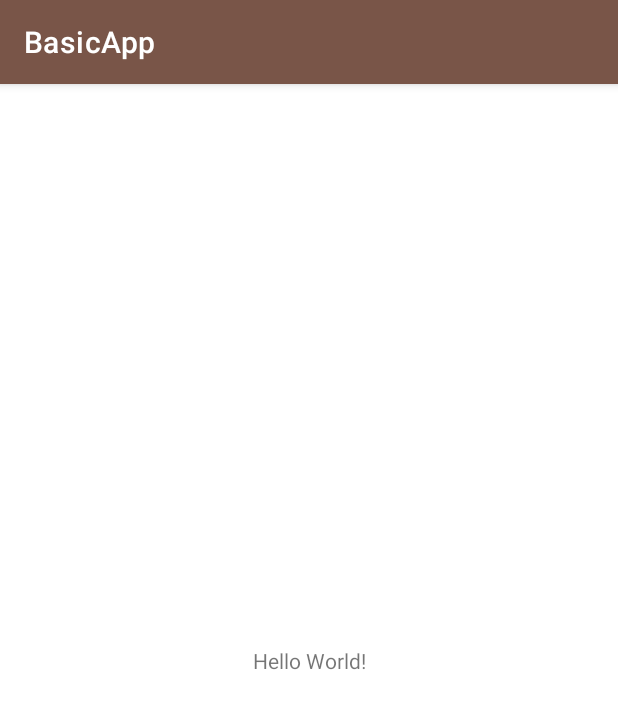
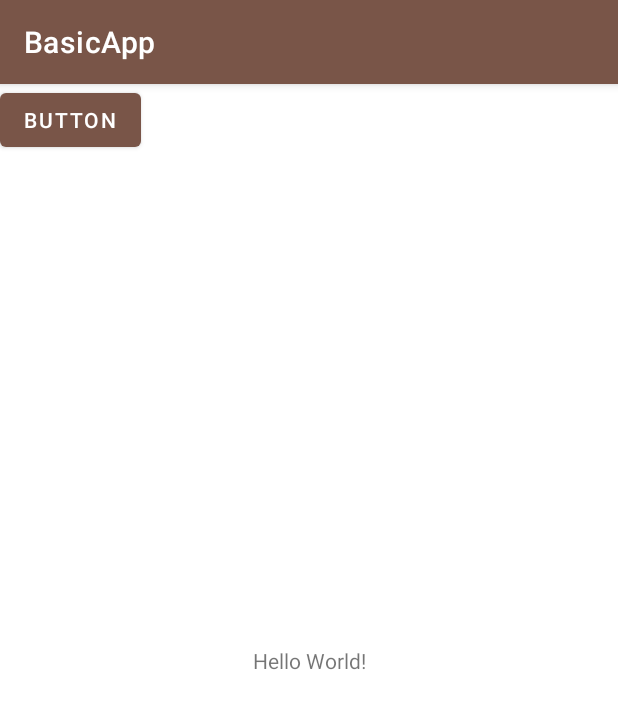
Before and after one commit to IT-Academy-Java/android-demo, an Android app: the screen it shows after launch (MainActivity), on a phone screen of 412 x 824 dp. Shown: the top 709 px of the screen. Run offline under Robolectric (Android 15) with nearby library versions, the phone set to English and light mode, and no system bars; libraries missing offline, so code that uses them is left out: com.github.johnpersano.supertoasts; 1 statement that could not run was skipped.

Commit message:
ADD demo button. Closes #3

```diff
--- a/app/src/main/java/com/example/basicapp/MainActivity.java
+++ b/app/src/main/java/com/example/basicapp/MainActivity.java
@@ -4,6 +4,9 @@ import androidx.appcompat.app.AppCompatActivity;
 
 import android.graphics.Color;
 import android.os.Bundle;
+import android.view.View;
+import android.widget.Button;
+import android.widget.Toast;
 
 import com.github.johnpersano.supertoasts.library.Style;
 import com.github.johnpersano.supertoasts.library.SuperActivityToast;
@@ -11,10 +14,20 @@ import com.github.johnpersano.supertoasts.library.utils.PaletteUtils;
 
 public class MainActivity extends AppCompatActivity {
 
+    private Button greetingButton;
+
     @Override
     protected void onCreate(Bundle savedInstanceState) {
         super.onCreate(savedInstanceState);
         setContentView(R.layout.activity_main);
+
+        greetingButton = (Button) findViewById(R.id.greetingButton);
+        greetingButton.setOnClickListener(new View.OnClickListener() {
+            @Override
+            public void onClick(View view) {
+                Toast.makeText(MainActivity.this, "Toast demo class", Toast.LENGTH_SHORT).show();
+            }
+        });
 
         SuperActivityToast.create(this, new Style(), Style.TYPE_BUTTON)
                 .setButtonText("UNDO")
@@ -29,4 +42,5 @@ public class MainActivity extends AppCompatActivity {
     }
 
 
+
 }
--- a/app/src/main/res/layout/activity_main.xml
+++ b/app/src/main/res/layout/activity_main.xml
@@ -15,4 +15,14 @@
         app:layout_constraintRight_toRightOf="parent"
         app:layout_constraintTop_toTopOf="parent" />
 
+    <Button
+        android:id="@+id/greetingButton"
+        android:layout_width="wrap_content"
+        android:layout_height="wrap_content"
+        android:text="Button"
+        android:onClick="demoClass"
+        tools:layout_editor_absoluteX="161dp"
+        tools:layout_editor_absoluteY="435dp"
+        />
+
 </androidx.constraintlayout.widget.ConstraintLayout>
--- a/app/src/main/res/values/themes.xml
+++ b/app/src/main/res/values/themes.xml
@@ -5,7 +5,7 @@
         <item name="colorPrimary">@color/purple_500</item>
         <item name="colorPrimaryVariant">@color/purple_700</item>
         <item name="colorOnPrimary">@color/white</item>
-        <!-- Secondary brand color. -->
+        <!-- Secondar"y brand color. -->
         <item name="colorSecondary">@color/teal_200</item>
         <item name="colorSecondaryVariant">@color/teal_700</item>
         <item name="colorOnSecondary">@color/black</item>
```
